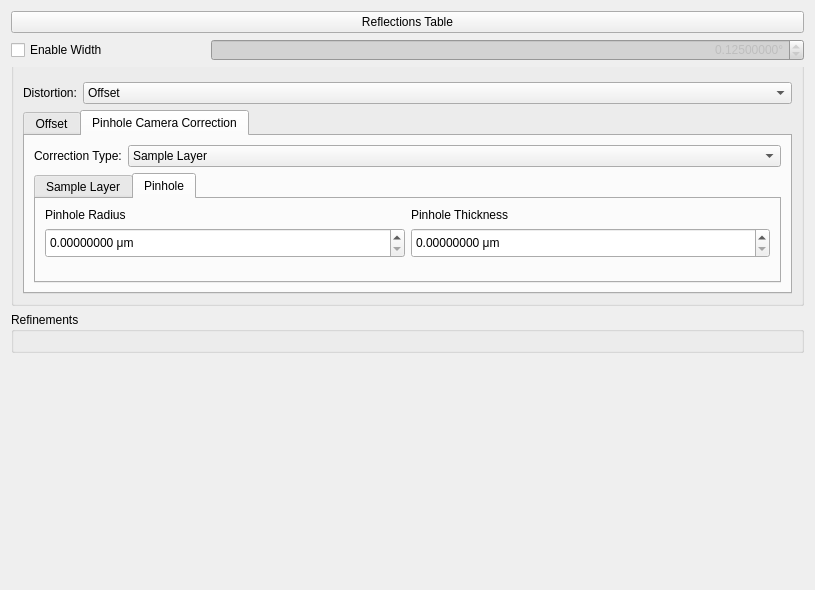
First picture: the form in hexrd/ui/resources/ui/powder_overlay_editor.ui, repository HEXRD/hexrdgui, before the edit.
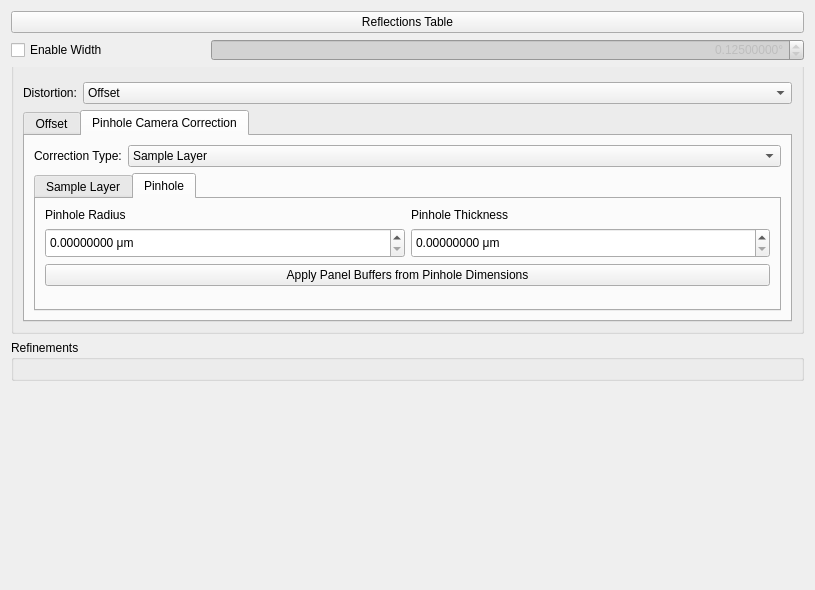
Second picture: the form after the edit. Custom widgets are drawn as their Qt base class.

Commit message:
Apply panel buffer from pinhole dimensions
This adds a button that allows the user to apply a panel buffer from
pinhole dimensions. This panel buffer gets merged with any other
existing panel buffers already present on the detectors.

```diff
--- a/hexrd/ui/resources/ui/powder_overlay_editor.ui
+++ b/hexrd/ui/resources/ui/powder_overlay_editor.ui
@@ -459,6 +459,26 @@
                 </property>
                </widget>
               </item>
+              <item row="3" column="1">
+               <spacer name="verticalSpacer_4">
+                <property name="orientation">
+                 <enum>Qt::Vertical</enum>
+                </property>
+                <property name="sizeHint" stdset="0">
+                 <size>
+                  <width>20</width>
+                  <height>10</height>
+                 </size>
+                </property>
+               </spacer>
+              </item>
+              <item row="0" column="0">
+               <widget class="QLabel" name="ph_radius_label">
+                <property name="text">
+                 <string>Pinhole Radius</string>
+                </property>
+               </widget>
+              </item>
               <item row="1" column="0">
                <widget class="ScientificDoubleSpinBox" name="ph_radius">
                 <property name="minimumSize">
@@ -484,26 +504,16 @@
                 </property>
                </widget>
               </item>
-              <item row="0" column="0">
-               <widget class="QLabel" name="ph_radius_label">
+              <item row="2" column="0" colspan="2">
+               <widget class="QPushButton" name="ph_apply_panel_buffers">
+                <property name="toolTip">
+                 <string>&lt;html&gt;&lt;head/&gt;&lt;body&gt;&lt;p&gt;Apply panel buffers computed via the pinhole dimensions. These will be merged with any other panel buffers already present on the detectors.&lt;/p&gt;&lt;/body&gt;&lt;/html&gt;</string>
+                </property>
                 <property name="text">
-                 <string>Pinhole Radius</string>
+                 <string>Apply Panel Buffers from Pinhole Dimensions</string>
                 </property>
                </widget>
               </item>
-              <item row="2" column="1">
-               <spacer name="verticalSpacer_4">
-                <property name="orientation">
-                 <enum>Qt::Vertical</enum>
-                </property>
-                <property name="sizeHint" stdset="0">
-                 <size>
-                  <width>20</width>
-                  <height>10</height>
-                 </size>
-                </property>
-               </spacer>
-              </item>
              </layout>
             </widget>
            </widget>
```
The commit also changes 1 other file.
